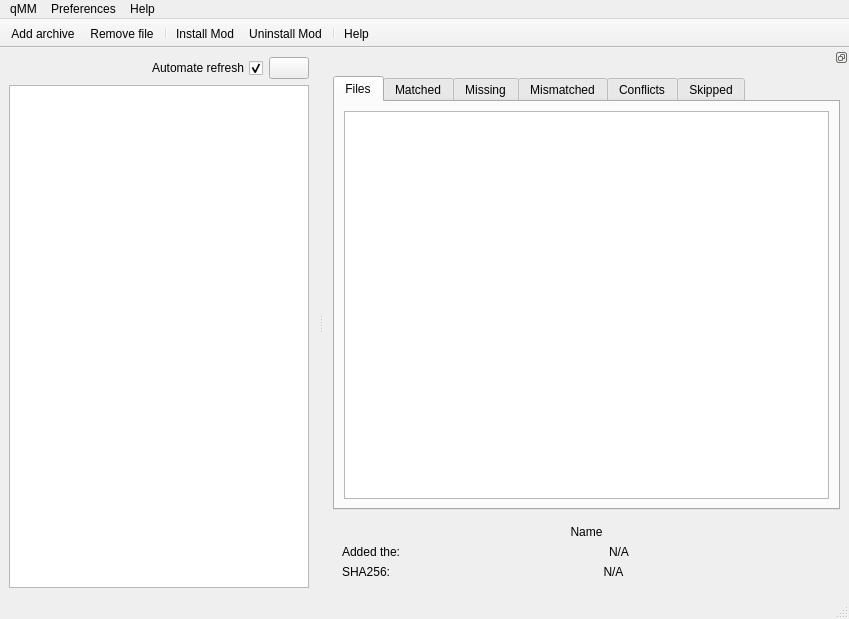
Above: resources/ui_mainwindow.ui from bicobus/qModManager before the change. Below: the same form after it.
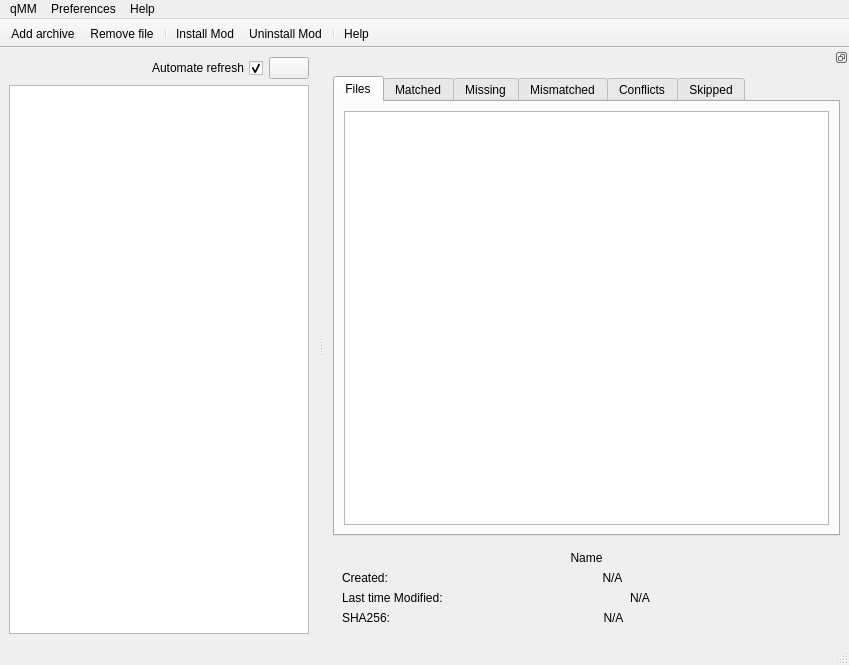
That is the form after the change. Icons and pictures are not drawn.

The edit to the form file:
```diff
--- a/resources/ui_mainwindow.ui
+++ b/resources/ui_mainwindow.ui
@@ -7,7 +7,7 @@
     <x>0</x>
     <y>0</y>
     <width>849</width>
-    <height>619</height>
+    <height>665</height>
    </rect>
   </property>
   <property name="contextMenuPolicy">
@@ -145,7 +145,7 @@
    <property name="minimumSize">
     <size>
      <width>525</width>
-     <height>256</height>
+     <height>282</height>
     </size>
    </property>
    <property name="features">
@@ -291,7 +291,7 @@
           </item>
          </layout>
         </item>
-        <item row="2" column="0" colspan="2">
+        <item row="3" column="0" colspan="2">
          <layout class="QHBoxLayout" name="horizontalLayout_5">
           <item>
            <widget class="QLabel" name="label_hashsum">
@@ -321,17 +321,44 @@
           </item>
          </layout>
         </item>
-        <item row="1" column="0" colspan="2">
+        <item row="2" column="0" colspan="2">
          <layout class="QHBoxLayout" name="horizontalLayout_2">
           <item>
            <widget class="QLabel" name="label_added">
             <property name="text">
-             <string>Added the:</string>
+             <string>Last time Modified:</string>
             </property>
            </widget>
           </item>
           <item>
-           <widget class="QLabel" name="content_added">
+           <widget class="QLabel" name="content_modified">
+            <property name="sizePolicy">
+             <sizepolicy hsizetype="Expanding" vsizetype="Preferred">
+              <horstretch>0</horstretch>
+              <verstretch>0</verstretch>
+             </sizepolicy>
+            </property>
+            <property name="text">
+             <string>N/A</string>
+            </property>
+            <property name="alignment">
+             <set>Qt::AlignCenter</set>
+            </property>
+           </widget>
+          </item>
+         </layout>
+        </item>
+        <item row="1" column="0" colspan="2">
+         <layout class="QHBoxLayout" name="horizontalLayout_6">
+          <item>
+           <widget class="QLabel" name="label_created">
+            <property name="text">
+             <string>Created:</string>
+            </property>
+           </widget>
+          </item>
+          <item>
+           <widget class="QLabel" name="content_created">
             <property name="sizePolicy">
              <sizepolicy hsizetype="Expanding" vsizetype="Preferred">
               <horstretch>0</horstretch>
```
Left out of the diff: 2 changed lines with no effect on the pictures.
